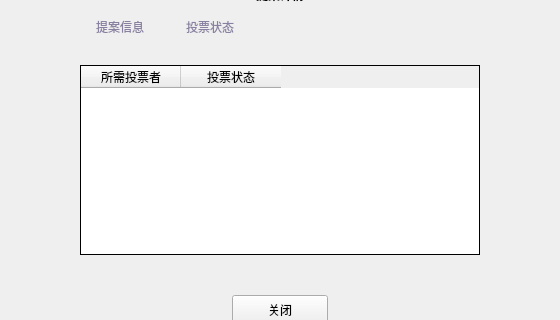
Qt form LNKWallet/guard/ProposalDetailDialog.ui (HcashOrg/hx-indicator) before a commit; both pictures show x 200 to 760 and y 116 to 436 of the 960 by 543 pixel window.
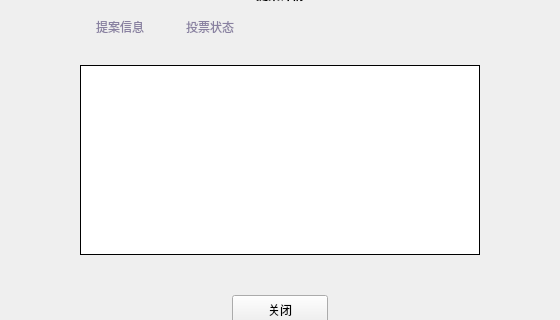
The same form after that commit. The open tabs and pages were chosen to show the change.

Patch:
```diff
--- a/LNKWallet/guard/ProposalDetailDialog.ui
+++ b/LNKWallet/guard/ProposalDetailDialog.ui
@@ -1036,7 +1036,7 @@
         <enum>Qt::SolidLine</enum>
        </property>
        <attribute name="horizontalHeaderVisible">
-        <bool>true</bool>
+        <bool>false</bool>
        </attribute>
        <attribute name="horizontalHeaderCascadingSectionResizes">
         <bool>false</bool>
```
Left out of the diff: 2 changed lines with no effect on the pictures.
